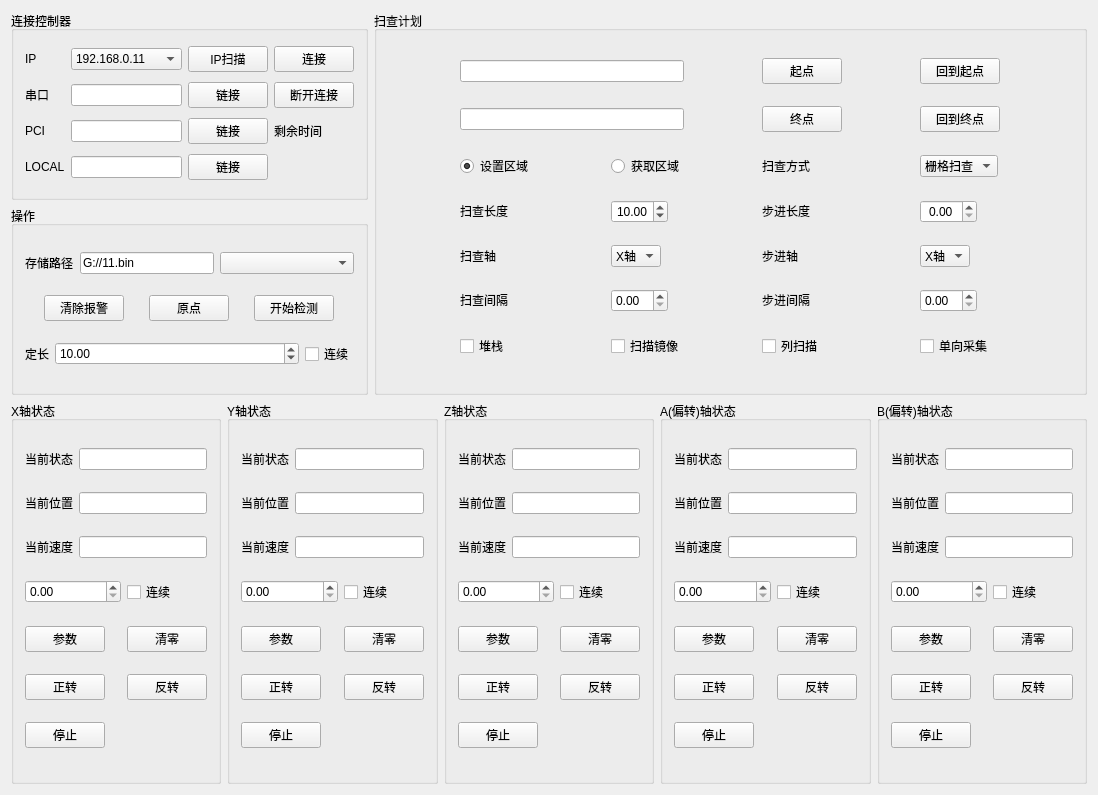
Old version of the form MotionController.ui in the repository lufangkang1987/MotionController.
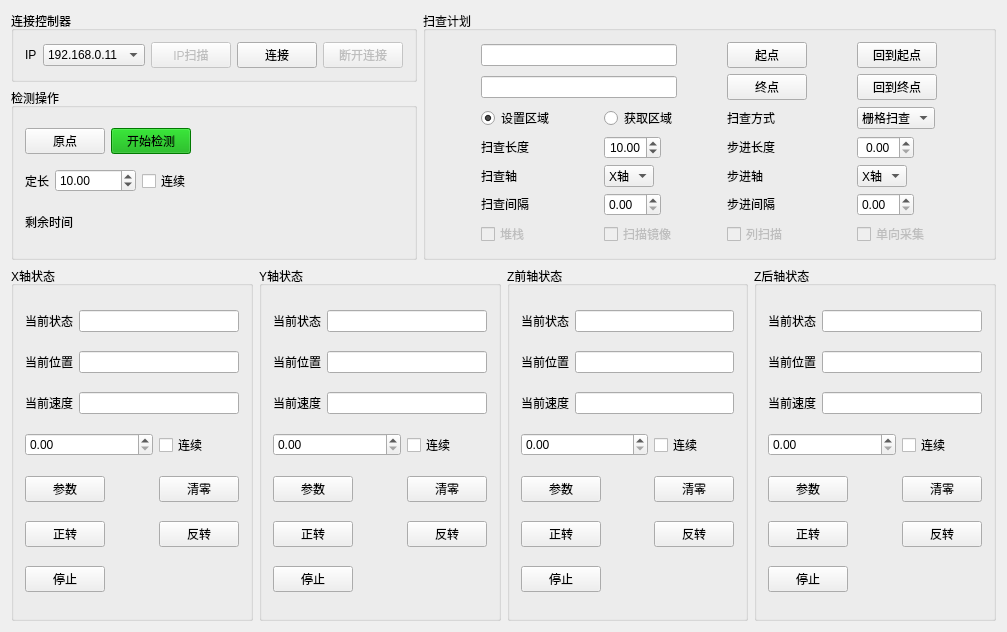
New version of the form.

```diff
--- a/MotionController.ui
+++ b/MotionController.ui
@@ -6,48 +6,25 @@
    <rect>
     <x>0</x>
     <y>0</y>
-    <width>1098</width>
-    <height>795</height>
+    <width>1007</width>
+    <height>632</height>
    </rect>
   </property>
   <property name="windowTitle">
    <string>运动控制器</string>
   </property>
   <widget class="QWidget" name="centralWidget">
-   <layout class="QVBoxLayout" name="verticalLayout_3">
+   <layout class="QVBoxLayout" name="verticalLayout_2" stretch="3,7">
     <item>
-     <layout class="QHBoxLayout" name="horizontalLayout_5" stretch="1,2">
+     <layout class="QHBoxLayout" name="horizontalLayout_2" stretch="1,3">
       <item>
-       <layout class="QVBoxLayout" name="verticalLayout_2" stretch="0,0">
+       <layout class="QVBoxLayout" name="verticalLayout" stretch="1,9">
         <item>
          <widget class="QGroupBox" name="groupBox">
           <property name="title">
            <string>连接控制器</string>
           </property>
           <layout class="QGridLayout" name="gridLayout">
-           <item row="3" column="1">
-            <widget class="QLineEdit" name="LocalLineEdit">
-             <property name="sizePolicy">
-              <sizepolicy hsizetype="Expanding" vsizetype="Fixed">
-               <horstretch>0</horstretch>
-               <verstretch>0</verstretch>
-              </sizepolicy>
-             </property>
-            </widget>
-           </item>
-           <item row="2" column="2">
-            <widget class="QPushButton" name="PCILinkBtn">
-             <property name="sizePolicy">
-              <sizepolicy hsizetype="Fixed" vsizetype="Fixed">
-               <horstretch>0</horstretch>
-               <verstretch>0</verstretch>
-              </sizepolicy>
-             </property>
-             <property name="text">
-              <string>链接</string>
-             </property>
-            </widget>
-           </item>
            <item row="0" column="0">
             <widget class="QLabel" name="label">
              <property name="sizePolicy">
@@ -61,68 +38,6 @@
              </property>
             </widget>
            </item>
-           <item row="2" column="1">
-            <widget class="QLineEdit" name="PCILineEdit">
-             <property name="sizePolicy">
-              <sizepolicy hsizetype="Expanding" vsizetype="Fixed">
-               <horstretch>0</horstretch>
-               <verstretch>0</verstretch>
-              </sizepolicy>
-             </property>
-            </widget>
-           </item>
-           <item row="1" column="0">
-            <widget class="QLabel" name="label_2">
-             <property name="sizePolicy">
-              <sizepolicy hsizetype="Fixed" vsizetype="Fixed">
-               <horstretch>0</horstretch>
-               <verstretch>0</verstretch>
-              </sizepolicy>
-             </property>
-             <property name="text">
-              <string>串口</string>
-             </property>
-            </widget>
-           </item>
-           <item row="2" column="0">
-            <widget class="QLabel" name="label_3">
-             <property name="sizePolicy">
-              <sizepolicy hsizetype="Fixed" vsizetype="Fixed">
-               <horstretch>0</horstretch>
-               <verstretch>0</verstretch>
-              </sizepolicy>
-             </property>
-             <property name="text">
-              <string>PCI</string>
-             </property>
-            </widget>
-           </item>
-           <item row="0" column="2">
-            <widget class="QPushButton" name="IPScanBtn">
-             <property name="sizePolicy">
-              <sizepolicy hsizetype="Fixed" vsizetype="Fixed">
-               <horstretch>0</horstretch>
-               <verstretch>0</verstretch>
-              </sizepolicy>
-             </property>
-             <property name="text">
-              <string>IP扫描</string>
-             </property>
-            </widget>
-           </item>
-           <item row="2" column="3">
-            <widget class="QLabel" name="LeftTimeLabel">
-             <property name="sizePolicy">
-              <sizepolicy hsizetype="Fixed" vsizetype="Fixed">
-               <horstretch>0</horstretch>
-               <verstretch>0</verstretch>
-              </sizepolicy>
-             </property>
-             <property name="text">
-              <string>剩余时间</string>
-             </property>
-            </widget>
-           </item>
            <item row="0" column="1">
             <widget class="QComboBox" name="IPComboBox">
              <property name="sizePolicy">
@@ -138,21 +53,11 @@
              </item>
             </widget>
            </item>
-           <item row="1" column="3">
-            <widget class="QPushButton" name="DisconnectBtn">
-             <property name="sizePolicy">
-              <sizepolicy hsizetype="Fixed" vsizetype="Fixed">
-               <horstretch>0</horstretch>
-               <verstretch>0</verstretch>
-              </sizepolicy>
+           <item row="0" column="2">
+            <widget class="QPushButton" name="IPScanBtn">
+             <property name="enabled">
+              <bool>false</bool>
              </property>
-             <property name="text">
-              <string>断开连接</string>
-             </property>
-            </widget>
-           </item>
-           <item row="3" column="2">
-            <widget class="QPushButton" name="LocalLinkBtn">
              <property name="sizePolicy">
               <sizepolicy hsizetype="Fixed" vsizetype="Fixed">
                <horstretch>0</horstretch>
@@ -160,17 +65,7 @@
               </sizepolicy>
              </property>
              <property name="text">
-              <string>链接</string>
-             </property>
-            </widget>
-           </item>
-           <item row="1" column="1">
-            <widget class="QLineEdit" name="SeriesLineEdit">
-             <property name="sizePolicy">
-              <sizepolicy hsizetype="Expanding" vsizetype="Fixed">
-               <horstretch>0</horstretch>
-               <verstretch>0</verstretch>
-              </sizepolicy>
+              <string>IP扫描</string>
              </property>
             </widget>
            </item>
@@ -187,21 +82,11 @@
              </property>
             </widget>
            </item>
-           <item row="1" column="2">
-            <widget class="QPushButton" name="SeriesLinkBtn">
-             <property name="sizePolicy">
-              <sizepolicy hsizetype="Fixed" vsizetype="Fixed">
-               <horstretch>0</horstretch>
-               <verstretch>0</verstretch>
-              </sizepolicy>
+           <item row="0" column="4">
+            <widget class="QPushButton" name="DisconnectBtn">
+             <property name="enabled">
+              <bool>false</bool>
              </property>
-             <property name="text">
-              <string>链接</string>
-             </property>
-            </widget>
-           </item>
-           <item row="3" column="0">
-            <widget class="QLabel" name="label_5">
              <property name="sizePolicy">
               <sizepolicy hsizetype="Fixed" vsizetype="Fixed">
                <horstretch>0</horstretch>
@@ -209,7 +94,7 @@
               </sizepolicy>
              </property>
              <property name="text">
-              <string>LOCAL</string>
+              <string>断开连接</string>
              </property>
             </widget>
            </item>
@@ -219,131 +104,121 @@
         <item>
          <widget class="QGroupBox" name="groupBox_3">
           <property name="title">
-           <string>操作</string>
+           <string>检测操作</string>
           </property>
-          <layout class="QVBoxLayout" name="verticalLayout">
-           <item>
-            <layout class="QHBoxLayout" name="horizontalLayout_2">
-             <item>
-              <widget class="QLabel" name="label_15">
-               <property name="sizePolicy">
-                <sizepolicy hsizetype="Fixed" vsizetype="Fixed">
-                 <horstretch>0</horstretch>
-                 <verstretch>0</verstretch>
-                </sizepolicy>
-               </property>
-               <property name="text">
-                <string>存储路径</string>
-               </property>
-              </widget>
-             </item>
-             <item>
-              <widget class="QLineEdit" name="SavedPathLineEdit">
-               <property name="text">
-                <string>G://11.bin</string>
-               </property>
-               <property name="clearButtonEnabled">
-                <bool>false</bool>
-               </property>
-              </widget>
-             </item>
-             <item>
-              <widget class="QComboBox" name="SavedPathComboBox">
-               <property name="sizePolicy">
-                <sizepolicy hsizetype="Expanding" vsizetype="Fixed">
-                 <horstretch>0</horstretch>
-                 <verstretch>0</verstretch>
-                </sizepolicy>
-               </property>
-              </widget>
-             </item>
-            </layout>
+          <layout class="QGridLayout" name="gridLayout_6">
+           <item row="0" column="5">
+            <spacer name="horizontalSpacer">
+             <property name="orientation">
+              <enum>Qt::Orientation::Horizontal</enum>
+             </property>
+             <property name="sizeHint" stdset="0">
+              <size>
+               <width>198</width>
+               <height>20</height>
+              </size>
+             </property>
+            </spacer>
            </item>
-           <item>
-            <layout class="QHBoxLayout" name="horizontalLayout_3">
-             <item>
-              <widget class="QPushButton" name="ClearAlarmBtn">
-               <property name="sizePolicy">
-                <sizepolicy hsizetype="Fixed" vsizetype="Fixed">
-                 <horstretch>0</horstretch>
-                 <verstretch>0</verstretch>
-                </sizepolicy>
-               </property>
-               <property name="text">
-                <string>清除报警</string>
-               </property>
-              </widget>
-             </item>
-             <item>
-              <widget class="QPushButton" name="OriginBtn">
-               <property name="sizePolicy">
-                <sizepolicy hsizetype="Fixed" vsizetype="Fixed">
-                 <horstretch>0</horstretch>
-                 <verstretch>0</verstretch>
-                </sizepolicy>
-               </property>
-               <property name="text">
-                <string>原点</string>
-               </property>
-              </widget>
-             </item>
-             <item>
-              <widget class="QPushButton" name="StartInspectBtn">
-               <property name="sizePolicy">
-                <sizepolicy hsizetype="Fixed" vsizetype="Fixed">
-                 <horstretch>0</horstretch>
-                 <verstretch>0</verstretch>
-                </sizepolicy>
-               </property>
-               <property name="text">
-                <string>开始检测</string>
-               </property>
-              </widget>
-             </item>
-            </layout>
+           <item row="2" column="2" colspan="4">
+            <widget class="QLabel" name="LeftTime">
+             <property name="font">
+              <font>
+               <pointsize>18</pointsize>
+               <bold>true</bold>
+              </font>
+             </property>
+             <property name="styleSheet">
+              <string notr="true">color: rgb(255, 85, 0);</string>
+             </property>
+             <property name="text">
+              <string/>
+             </property>
+             <property name="textFormat">
+              <enum>Qt::TextFormat::AutoText</enum>
+             </property>
+            </widget>
            </item>
-           <item>
-            <layout class="QHBoxLayout" name="horizontalLayout_4">
-             <item>
-              <widget class="QLabel" name="label_16">
-               <property name="sizePolicy">
-                <sizepolicy hsizetype="Fixed" vsizetype="Fixed">
-                 <horstretch>0</horstretch>
-                 <verstretch>0</verstretch>
-                </sizepolicy>
-               </property>
-               <property name="text">
-                <string>定长</string>
-               </property>
-              </widget>
-             </item>
-             <item>
-              <widget class="QDoubleSpinBox" name="StepDoubleSpinBox">
-               <property name="sizePolicy">
-                <sizepolicy hsizetype="Expanding" vsizetype="Fixed">
-                 <horstretch>0</horstretch>
-                 <verstretch>0</verstretch>
-                </sizepolicy>
-               </property>
-               <property name="value">
-                <double>10.000000000000000</double>
-               </property>
-              </widget>
-             </item>
-             <item>
-              <widget class="QCheckBox" name="ContinueCheckBox">
-               <property name="sizePolicy">
-                <sizepolicy hsizetype="Fixed" vsizetype="Fixed">
-                 <horstretch>0</horstretch>
-                 <verstretch>0</verstretch>
-                </sizepolicy>
-               </property>
-               <property name="text">
-                <string>连续</string>
-               </property>
-              </widget>
-             </item>
-            </layout>
+           <item row="0" column="0" colspan="3">
+            <widget class="QPushButton" name="OriginBtn">
+             <property name="sizePolicy">
+              <sizepolicy hsizetype="Fixed" vsizetype="Fixed">
+               <horstretch>0</horstretch>
+               <verstretch>0</verstretch>
+              </sizepolicy>
+             </property>
+             <property name="text">
+              <string>原点</string>
+             </property>
+            </widget>
+           </item>
+           <item row="0" column="3" colspan="2">
+            <widget class="QPushButton" name="StartInspectBtn">
+             <property name="sizePolicy">
+              <sizepolicy hsizetype="Expanding" vsizetype="Fixed">
+               <horstretch>0</horstretch>
+               <verstretch>0</verstretch>
+              </sizepolicy>
+             </property>
+             <property name="styleSheet">
+              <string notr="true">background-color: rgb(0, 170, 0);</string>
+             </property>
+             <property name="text">
+              <string>开始检测</string>
+             </property>
+            </widget>
+           </item>
+           <item row="1" column="4">
+            <widget class="QCheckBox" name="ContinueCheckBox">
+             <property name="sizePolicy">
+              <sizepolicy hsizetype="Fixed" vsizetype="Fixed">
+               <horstretch>0</horstretch>
+               <verstretch>0</verstretch>
+              </sizepolicy>
+             </property>
+             <property name="text">
+              <string>连续</string>
+             </property>
+            </widget>
+           </item>
+           <item row="2" column="0" colspan="2">
+            <widget class="QLabel" name="LeftTimeLabel">
+             <property name="sizePolicy">
+              <sizepolicy hsizetype="Fixed" vsizetype="Fixed">
+               <horstretch>0</horstretch>
+               <verstretch>0</verstretch>
+              </sizepolicy>
+             </property>
+             <property name="text">
+              <string>剩余时间</string>
+             </property>
+            </widget>
+           </item>
+           <item row="1" column="1" colspan="3">
+            <widget class="QDoubleSpinBox" name="StepDoubleSpinBox">
+             <property name="sizePolicy">
+              <sizepolicy hsizetype="Expanding" vsizetype="Fixed">
+               <horstretch>0</horstretch>
+               <verstretch>0</verstretch>
+              </sizepolicy>
+             </property>
+             <property name="value">
+              <double>10.000000000000000</double>
+             </property>
+            </widget>
+           </item>
+           <item row="1" column="0">
+            <widget class="QLabel" name="label_16">
+             <property name="sizePolicy">
+              <sizepolicy hsizetype="Fixed" vsizetype="Fixed">
+               <horstretch>0</horstretch>
+               <verstretch>0</verstretch>
+              </sizepolicy>
+             </property>
+             <property name="text">
+              <string>定长</string>
+             </property>
+            </widget>
            </item>
           </layout>
          </widget>
@@ -378,6 +253,9 @@
          </item>
          <item row="6" column="3">
           <widget class="QCheckBox" name="SingleDirCheckBox">
+           <property name="enabled">
+            <bool>false</bool>
+           </property>
            <property name="sizePolicy">
             <sizepolicy hsizetype="Fixed" vsizetype="Fixed">
              <horstretch>0</horstretch>
@@ -489,6 +367,9 @@
          </item>
          <item row="6" column="2">
           <widget class="QCheckBox" name="ColoumScanCheckBox">
+           <property name="enabled">
+            <bool>false</bool>
+           </property>
            <property name="sizePolicy">
             <sizepolicy hsizetype="Fixed" vsizetype="Fixed">
              <horstretch>0</horstretch>
@@ -634,6 +515,9 @@
          </item>
          <item row="6" column="1">
           <widget class="QCheckBox" name="ScanMirrorCheckBox">
+           <property name="enabled">
+            <bool>false</bool>
+           </property>
            <property name="sizePolicy">
             <sizepolicy hsizetype="Fixed" vsizetype="Fixed">
              <horstretch>0</horstretch>
@@ -693,6 +577,9 @@
          </item>
          <item row="6" column="0">
           <widget class="QCheckBox" name="HeapStackCheckBox">
+           <property name="enabled">
+            <bool>false</bool>
+           </property>
            <property name="sizePolicy">
             <sizepolicy hsizetype="Fixed" vsizetype="Fixed">
              <horstretch>0</horstretch>
@@ -710,7 +597,7 @@
      </layout>
     </item>
     <item>
-     <layout class="QHBoxLayout" name="horizontalLayout" stretch="1,1,1,1,1">
+     <layout class="QHBoxLayout" name="horizontalLayout" stretch="1,1,1,1">
       <item>
        <widget class="QGroupBox" name="groupBox_4">
         <property name="title">
@@ -1004,7 +891,7 @@
       <item>
        <widget class="QGroupBox" name="groupBox_6">
         <property name="title">
-         <string>Z轴状态</string>
+         <string>Z前轴状态</string>
         </property>
         <layout class="QGridLayout" name="gridLayout_5">
          <item row="0" column="0">
@@ -1131,140 +1018,7 @@
           </widget>
          </item>
          <item row="6" column="0" colspan="2">
-          <widget class="QPushButton" name="ZStopBtn">
-           <property name="sizePolicy">
-            <sizepolicy hsizetype="Fixed" vsizetype="Fixed">
-             <horstretch>0</horstretch>
-             <verstretch>0</verstretch>
-            </sizepolicy>
-           </property>
-           <property name="text">
-            <string>停止</string>
-           </property>
-          </widget>
-         </item>
-        </layout>
-       </widget>
-      </item>
-      <item>
-       <widget class="QGroupBox" name="groupBox_7">
-        <property name="title">
-         <string>A(偏转)轴状态</string>
-        </property>
-        <layout class="QGridLayout" name="gridLayout_6">
-         <item row="0" column="0">
-          <widget class="QLabel" name="label_27">
-           <property name="sizePolicy">
-            <sizepolicy hsizetype="Fixed" vsizetype="Fixed">
-             <horstretch>0</horstretch>
-             <verstretch>0</verstretch>
-            </sizepolicy>
-           </property>
-           <property name="text">
-            <string>当前状态</string>
-           </property>
-          </widget>
-         </item>
-         <item row="0" column="1" colspan="2">
-          <widget class="QLineEdit" name="AStateLineEdit"/>
-         </item>
-         <item row="1" column="0">
-          <widget class="QLabel" name="label_26">
-           <property name="sizePolicy">
-            <sizepolicy hsizetype="Fixed" vsizetype="Fixed">
-             <horstretch>0</horstretch>
-             <verstretch>0</verstretch>
-            </sizepolicy>
-           </property>
-           <property name="text">
-            <string>当前位置</string>
-           </property>
-          </widget>
-         </item>
-         <item row="1" column="1" colspan="2">
-          <widget class="QLineEdit" name="ALocateLineEdit"/>
-         </item>
-         <item row="2" column="0">
-          <widget class="QLabel" name="label_28">
-           <property name="sizePolicy">
-            <sizepolicy hsizetype="Fixed" vsizetype="Fixed">
-             <horstretch>0</horstretch>
-             <verstretch>0</verstretch>
-            </sizepolicy>
-           </property>
-           <property name="text">
-            <string>当前速度</string>
-           </property>
-          </widget>
-         </item>
-         <item row="2" column="1" colspan="2">
-          <widget class="QLineEdit" name="ASpeedLineEdit"/>
-         </item>
-         <item row="3" column="0" colspan="2">
-          <widget class="QDoubleSpinBox" name="doubleSpinBox_9">
-           <property name="sizePolicy">
-            <sizepolicy hsizetype="Expanding" vsizetype="Fixed">
-             <horstretch>0</horstretch>
-             <verstretch>0</verstretch>
-            </sizepolicy>
-           </property>
-          </widget>
-         </item>
-         <item row="3" column="2">
-          <widget class="QCheckBox" name="checkBox_9">
-           <property name="sizePolicy">
-            <sizepolicy hsizetype="Fixed" vsizetype="Fixed">
-             <horstretch>0</horstretch>
-             <verstretch>0</verstretch>
-            </sizepolicy>
-           </property>
-           <property name="text">
-            <string>连续</string>
-           </property>
-          </widget>
-         </item>
-         <item row="4" column="0" colspan="2">
-          <widget class="QPushButton" name="AParaBtn">
-           <property name="sizePolicy">
-            <sizepolicy hsizetype="Fixed" vsizetype="Fixed">
-             <horstretch>0</horstretch>
-             <verstretch>0</verstretch>
-            </sizepolicy>
-           </property>
-           <property name="text">
-            <string>参数</string>
-           </property>
-          </widget>
-         </item>
-         <item row="4" column="2">
-          <widget class="QPushButton" name="AClearBtn">
-           <property name="text">
-            <string>清零</string>
-           </property>
-          </widget>
-         </item>
-         <item row="5" column="0" colspan="2">
-          <widget class="QPushButton" name="ANormalBtn">
-           <property name="sizePolicy">
-            <sizepolicy hsizetype="Fixed" vsizetype="Fixed">
-             <horstretch>0</horstretch>
-             <verstretch>0</verstretch>
-            </sizepolicy>
-           </property>
-           <property name="text">
-            <string>正转</string>
-           </property>
-          </widget>
-         </item>
-         <item row="5" column="2">
-          <widget class="QPushButton" name="AReverseBtn">
-           <property name="text">
-            <string>反转</string>
-           </property>
-          </widget>
-         </item>
-         <item row="6" column="0" colspan="2">
-          <widget class="QPushButton" name="AStopBtn">
+          <widget class="QPushButton" name="ZQStopBtn">
            <property name="sizePolicy">
             <sizepolicy hsizetype="Fixed" vsizetype="Fixed">
              <horstretch>0</horstretch>
@@ -1282,7 +1036,7 @@
       <item>
        <widget class="QGroupBox" name="groupBox_8">
         <property name="title">
-         <string>B(偏转)轴状态</string>
+         <string>Z后轴状态</string>
         </property>
         <layout class="QGridLayout" name="gridLayout_7">
          <item row="0" column="0">
```
Left out of the diff: 43 changed lines with no effect on the pictures.
